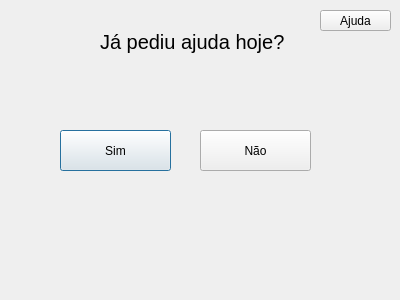
First picture: the form in hardthree.ui, repository LuskaGarcia/GenioQuizQTCreator, before the edit.
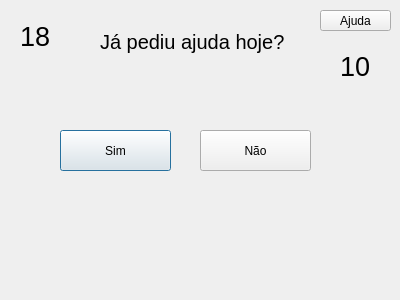
Second picture: the form after the edit.

Diff of the .ui file:
```diff
--- a/hardthree.ui
+++ b/hardthree.ui
@@ -70,6 +70,42 @@
     <string>Ajuda</string>
    </property>
   </widget>
+  <widget class="QLabel" name="label_2">
+   <property name="geometry">
+    <rect>
+     <x>20</x>
+     <y>20</y>
+     <width>30</width>
+     <height>33</height>
+    </rect>
+   </property>
+   <property name="font">
+    <font>
+     <pointsize>20</pointsize>
+    </font>
+   </property>
+   <property name="text">
+    <string>18</string>
+   </property>
+  </widget>
+  <widget class="QLabel" name="contagemLabel">
+   <property name="geometry">
+    <rect>
+     <x>340</x>
+     <y>50</y>
+     <width>30</width>
+     <height>33</height>
+    </rect>
+   </property>
+   <property name="font">
+    <font>
+     <pointsize>20</pointsize>
+    </font>
+   </property>
+   <property name="text">
+    <string>10</string>
+   </property>
+  </widget>
  </widget>
  <resources/>
  <connections/>
```
